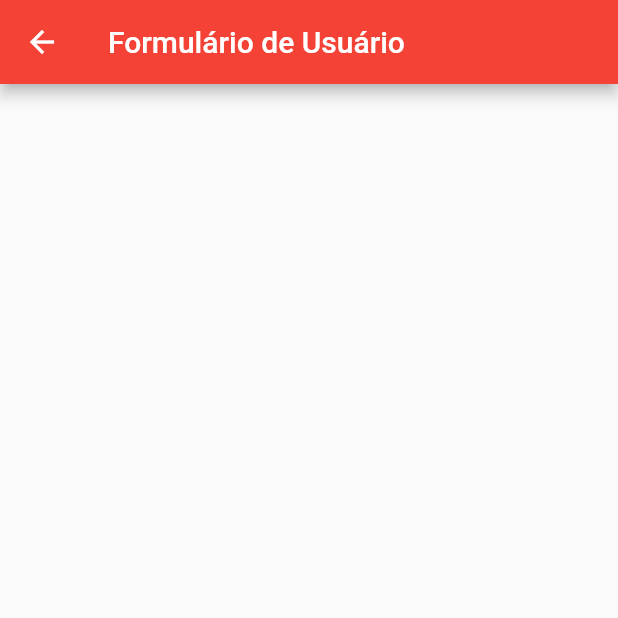
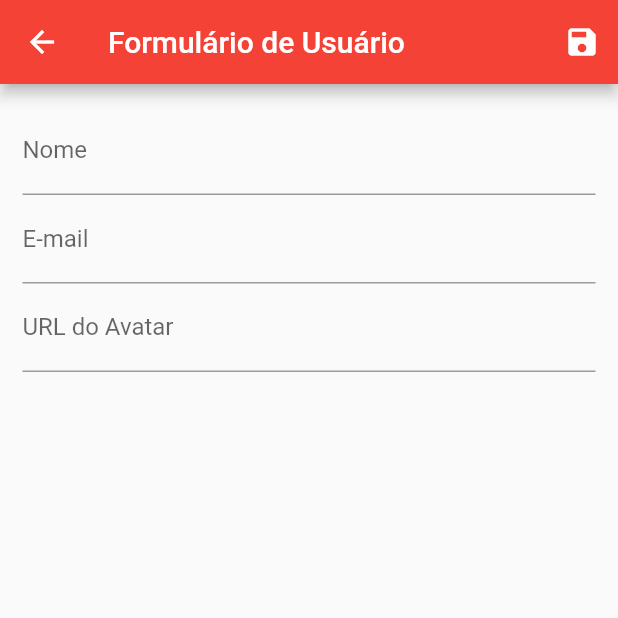
Before and after one commit to gilvanhenriqued/crud_flutter, a Flutter app: the UserForm screen opened by its route, on a phone screen of 412 x 824 dp, the top half of it. Run offline on Flutter 3.47's test engine with Material 2 defaults, Android fonts, the phone set to English and light mode, and no system bars; network calls fail.

Commit message:
create user working

```diff
--- a/lib/views/user-form.dart
+++ b/lib/views/user-form.dart
@@ -1,11 +1,72 @@
+import 'package:crud_flutter/models/user.dart';
+import 'package:crud_flutter/provider/users.dart';
 import 'package:flutter/material.dart';
+import 'package:provider/provider.dart';
 
 class UserForm extends StatelessWidget {
+
+  final _form = GlobalKey<FormState>();
+  final Map<String, String> _formData = {};
+
   @override
   Widget build(BuildContext context) {
     return Scaffold(
       appBar: AppBar(
         title: Text('Formulário de Usuário'),
+        actions: <Widget>[
+          IconButton(
+            icon: Icon(Icons.save),
+            onPressed: () {
+              final isValid = _form.currentState.validate();
+              if(isValid) {
+                _form.currentState.save();
+
+                Provider.of<Users>(context, listen: false).put(
+                  User(
+                    id: _formData['id'],
+                    name: _formData['name'],
+                    email: _formData['email'],
+                    avatarUrl: _formData['avatarUrl'],
+                  )
+                );
+
+                Navigator.of(context).pop();
+              }
+            },
+          )
+        ],
+      ),
+      body: Padding(
+        padding: EdgeInsets.all(15),
+        child: Form(
+          key: _form,
+          child: Column(
+            children: <Widget>[
+              TextFormField(
+                decoration: InputDecoration(labelText: 'Nome'),
+                validator: (value) {
+                  if(value == null || value.isEmpty) {
+                    return 'Nome inválido';
+                  }
+                  if(value.trim().length < 3) {
+                    return 'Nome muito pequeno. Mínimo de 3 letras.';
+                  }
+
+                  return null;
+                },
+                onSaved: (value) => _formData['name'] = value,
+              ),
+              TextFormField(
+                decoration: InputDecoration(labelText: 'E-mail'),
+                onSaved: (value) => _formData['email'] = value,
+              ),
+              TextFormField(
+                decoration: InputDecoration(labelText: 'URL do Avatar'),
+                onSaved: (value) => _formData['avatarUrl'] = value,
+              )
+            ],
+          ),
+        )
       ),
     );
   }
```
Also changed, not shown: lib/components/user_tile.dart (+8 -4 lines).
